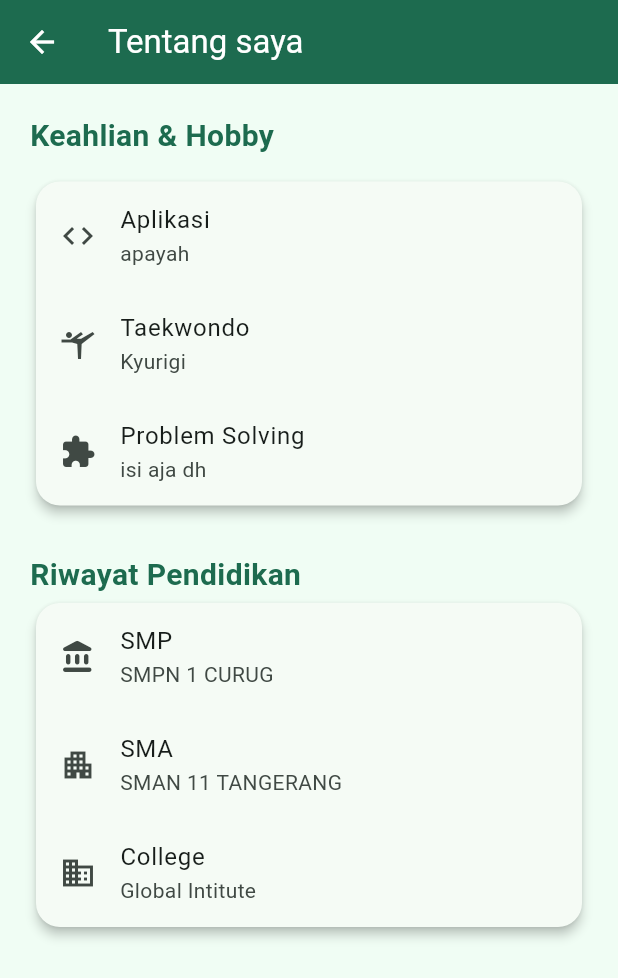
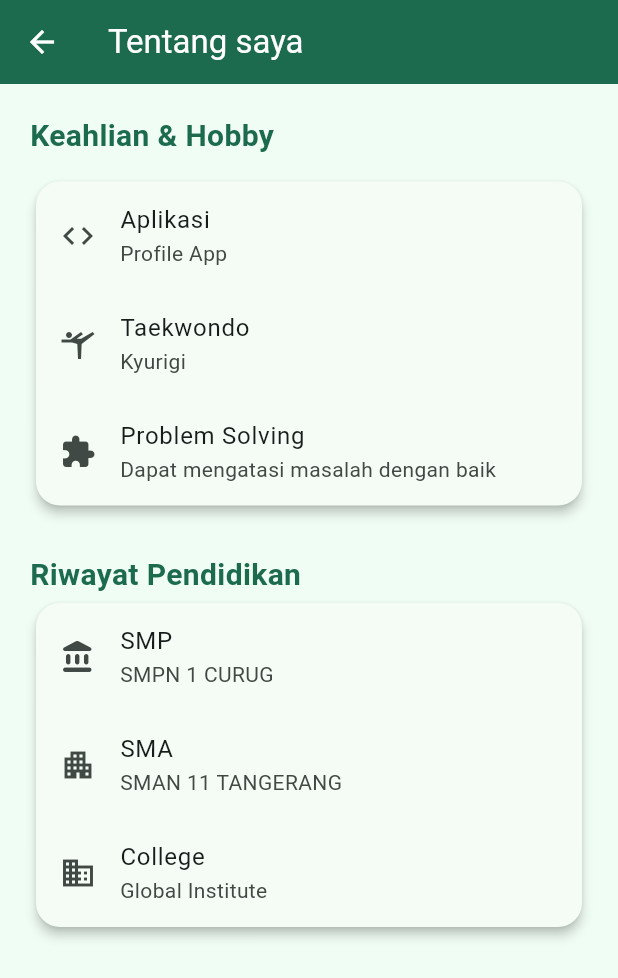
Before and after one commit to MaharaniCantik/uts-pml-1124160211, a Flutter app: the MyHobby screen opened directly, on a phone screen of 412 x 824 dp. Shown: the top 978 px of the screen. Run offline on Flutter 3.47's test engine with Material 3 defaults, Android fonts, the phone set to English and light mode, and no system bars; our stand-ins replace image_picker.

Commit message:
menambahkan screenshots dan fixed

```diff
--- a/soal2_profile_app/lib/screens/about_page.dart
+++ b/soal2_profile_app/lib/screens/about_page.dart
@@ -33,7 +33,7 @@ class MyHobby extends StatelessWidget {
             ),
             child: Column(
               children: [
-                InfoTile(icon: Icons.code, label: 'Aplikasi', value: 'apayah'),
+                InfoTile(icon: Icons.code, label: 'Aplikasi', value: 'Profile App'),
                 InfoTile(
                   icon: Icons.sports_gymnastics,
                   label: 'Taekwondo',
@@ -42,7 +42,7 @@ class MyHobby extends StatelessWidget {
                 InfoTile(
                   icon: Icons.extension,
                   label: 'Problem Solving',
-                  value: 'isi aja dh',
+                  value: 'Dapat mengatasi masalah dengan baik ',
                 ),
               ],
             ),
@@ -77,7 +77,7 @@ class MyHobby extends StatelessWidget {
                 InfoTile(
                   icon: Icons.business_sharp,
                   label: 'College',
-                  value: 'Global Intitute',
+                  value: 'Global Institute',
                 ),
               ],
             ),
--- a/soal2_profile_app/lib/screens/login_page.dart
+++ b/soal2_profile_app/lib/screens/login_page.dart
@@ -60,6 +60,7 @@ class _LoginPageState extends State<LoginPage> {
           ),
         );
       } else {
+          _isLoading = false;
         _mesagge = 'Email atau password salah';
       }
     });
```
Also changed, not shown: 6 other files.
